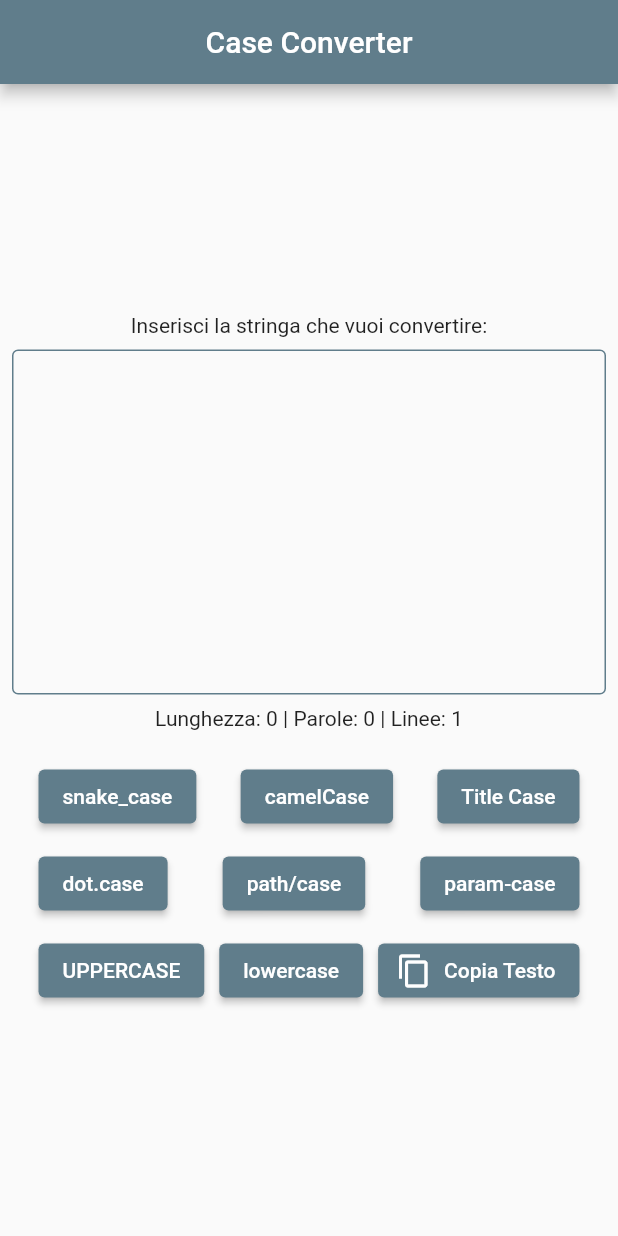
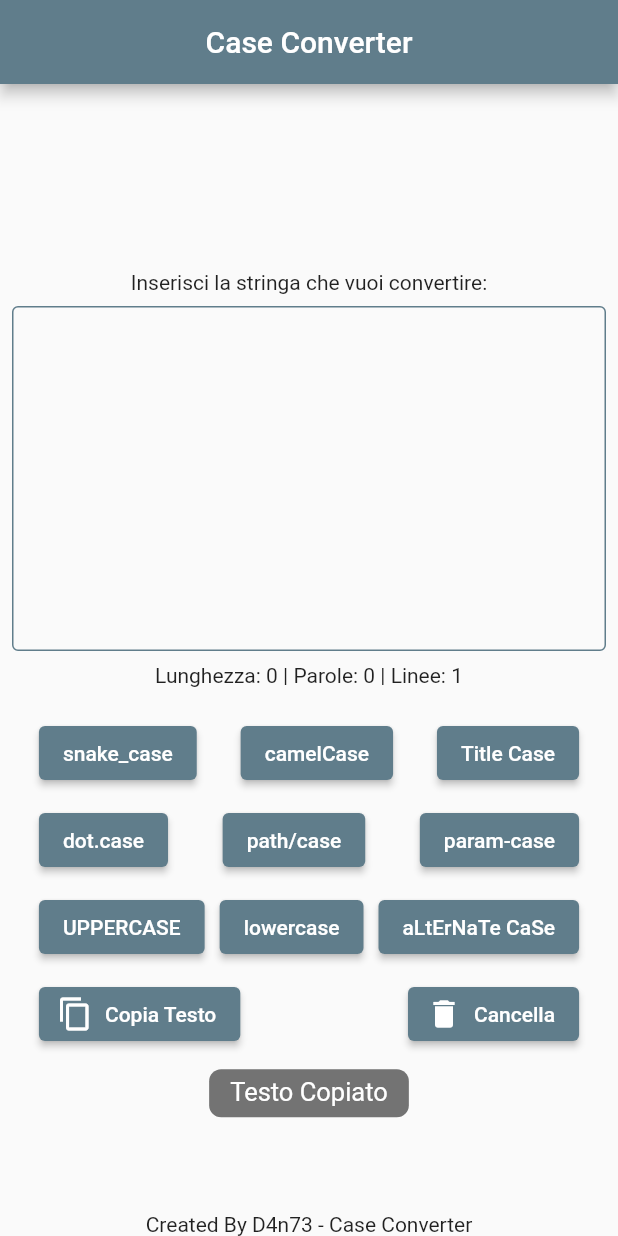
Before and after one commit to IsD4n73/Case-Converter, a Flutter app: the screen it shows after launch, after a tap on "Copia Testo", on a phone screen of 412 x 824 dp. Run offline on Flutter 3.47's test engine with Material 2 defaults, Android fonts, the phone set to English and light mode, and no system bars; our stand-ins replace bot_toast, recase, url_strategy.

Commit message:
feature added

```diff
--- a/lib/main.dart
+++ b/lib/main.dart
@@ -1,7 +1,10 @@
+import 'package:bot_toast/bot_toast.dart';
 import 'package:case_converter/view/home.dart';
 import 'package:flutter/material.dart';
+import 'package:url_strategy/url_strategy.dart';
 
 void main() {
+  setPathUrlStrategy();
   runApp(const MyApp());
 }
 
@@ -12,10 +15,14 @@ class MyApp extends StatelessWidget {
   Widget build(BuildContext context) {
     return MaterialApp(
       title: 'Case Converter',
+      builder: BotToastInit(),
+      navigatorObservers: [BotToastNavigatorObserver()],
       theme: ThemeData(
         primarySwatch: Colors.blueGrey,
       ),
-      home: const MyHomePage(),
+      routes: {
+        "/": (context) => const MyHomePage(),
+      },
     );
   }
 }
--- a/lib/view/buttons.dart
+++ b/lib/view/buttons.dart
@@ -1,3 +1,5 @@
+import 'package:bot_toast/bot_toast.dart';
+import 'package:case_converter/controller/string_controller.dart';
 import 'package:flutter/material.dart';
 import 'package:flutter/services.dart';
 import 'package:recase/recase.dart';
@@ -96,6 +98,15 @@ class _ButtonWidgetsState extends State<ButtonWidgets> {
           },
           child: const Text("lowercase"),
         ),
+        ElevatedButton(
+          onPressed: () {
+            setState(() {
+              widget.stringController.text =
+                  alternateChar(widget.stringController.text);
+            });
+          },
+          child: const Text("aLtErNaTe CaSe"),
+        ),
         ElevatedButton.icon(
           onPressed: () async {
             await Clipboard.setData(
@@ -103,9 +114,19 @@ class _ButtonWidgetsState extends State<ButtonWidgets> {
                 text: string,
               ),
             );
+            BotToast.showText(text: "Testo Copiato");
           },
           icon: const Icon(Icons.copy),
           label: const Text("Copia Testo"),
+        ),
+        ElevatedButton.icon(
+          onPressed: () {
+            setState(() {
+              widget.stringController.clear();
+            });
+          },
+          icon: const Icon(Icons.delete),
+          label: const Text("Cancella"),
         )
       ],
     );
--- /dev/null
+++ b/lib/view/footer_widget.dart
@@ -0,0 +1,15 @@
+import 'package:flutter/material.dart';
+
+class FooterWidget extends StatelessWidget {
+  const FooterWidget({Key? key}) : super(key: key);
+
+  @override
+  Widget build(BuildContext context) {
+    return Row(
+      mainAxisAlignment: MainAxisAlignment.center,
+      children: const [
+        Text("Created By D4n73 - Case Converter"),
+      ],
+    );
+  }
+}
--- a/lib/view/home.dart
+++ b/lib/view/home.dart
@@ -2,6 +2,7 @@ import 'package:case_converter/view/buttons.dart';
 import 'package:flutter/material.dart';
 
 import '../controller/string_controller.dart';
+import 'footer_widget.dart';
 
 class MyHomePage extends StatefulWidget {
   const MyHomePage({super.key});
@@ -20,6 +21,7 @@ class _MyHomePageState extends State<MyHomePage> {
         title: const Text("Case Converter"),
         centerTitle: true,
       ),
+      bottomSheet: const FooterWidget(),
       body: Center(
         child: SingleChildScrollView(
           child: Column(
--- a/pubspec.yaml
+++ b/pubspec.yaml
@@ -36,6 +36,8 @@ dependencies:
   # Use with the CupertinoIcons class for iOS style icons.
   cupertino_icons: ^1.0.2
   recase: ^4.1.0
+  bot_toast: ^4.0.4
+  url_strategy: ^0.2.0
 
 dev_dependencies:
   flutter_test:
```
Also changed, not shown: lib/controller/string_controller.dart (+17 -0 lines), assets/favicon.png (added), pubspec.lock, 21 other files.
